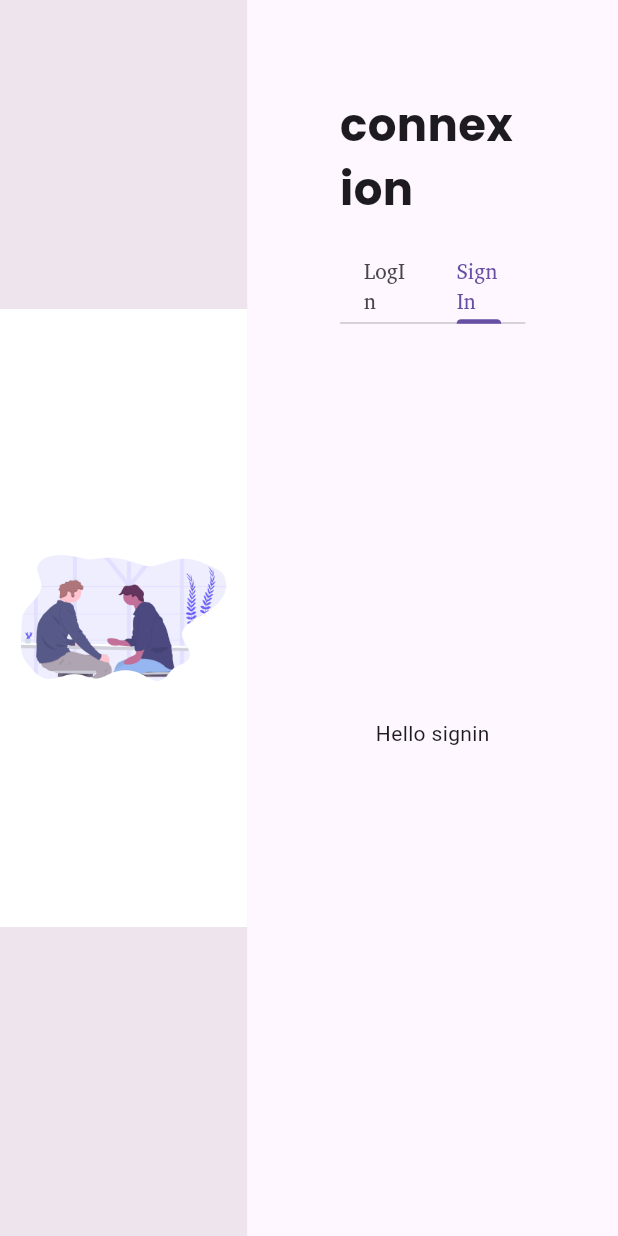
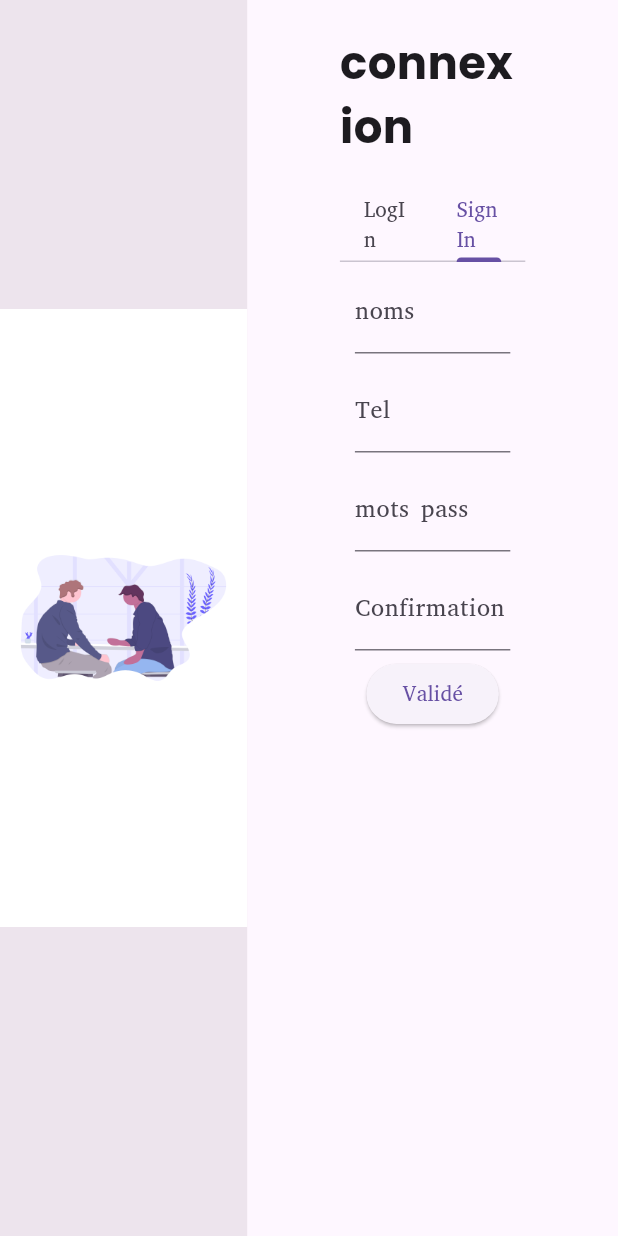
Before and after one commit to Figeral/Tikar, a Flutter app: the Authenticate screen opened directly, tab 2 chosen, on a phone screen of 412 x 824 dp. Run offline on Flutter 3.47's test engine with Material 3 defaults, Android fonts, the phone set to English and light mode, and no system bars; our stand-ins replace smooth_page_indicator; missing offline and left inert: window_manager.

Commit message:
continue the authentication functionality and validator a profile picture must be part of the signin confirmation is done by mail

```diff
--- a/lib/main.dart
+++ b/lib/main.dart
@@ -29,9 +29,10 @@ class MyApp extends StatelessWidget {
 
   @override
   Widget build(BuildContext context) {
-    return const MaterialApp(
+    return MaterialApp(
       debugShowCheckedModeBanner: false,
-      home: Home(),
+      home: const Home(),
+      theme: ThemeData(fontFamily: "AbyssinicaSIL"),
     );
   }
 }
--- a/lib/view/desktop/pages/landing/authentification/authenticate.dart
+++ b/lib/view/desktop/pages/landing/authentification/authenticate.dart
@@ -54,7 +54,8 @@ class _AuthenticateState extends State<Authenticate>
               width: sWidth * 0.6,
               height: sHeight,
               child: Padding(
-                padding: EdgeInsets.all(sWidth * 0.15),
+                padding: EdgeInsets.fromLTRB(
+                    sWidth * 0.15, sWidth * 0.05, sWidth * 0.15, sWidth * 0.15),
                 child: Column(
                   // mainAxisAlignment: MainAxisAlignment.end,
                   // crossAxisAlignment: CrossAxisAlignment.center,
@@ -82,7 +83,7 @@ class _AuthenticateState extends State<Authenticate>
                           children: const [
                             //Center(child: Text("Hello Login")),
                             Login(),
-                            Center(child: Text("Hello signin"))
+                            SignIn()
                           ],
                         ),
                       ),
--- a/lib/view/desktop/pages/landing/authentification/pages/signin.dart
+++ b/lib/view/desktop/pages/landing/authentification/pages/signin.dart
@@ -7,9 +7,45 @@ class SignIn extends StatefulWidget {
   State<SignIn> createState() => _SignInState();
 }
 
+final _formKey = GlobalKey<FormState>();
+
 class _SignInState extends State<SignIn> {
   @override
   Widget build(BuildContext context) {
-    return Container();
+    return Scaffold(
+      body: SingleChildScrollView(
+        child: Form(
+          key: _formKey,
+          child: Column(
+            children: [
+              inputMaker("noms"),
+              inputMaker("Tel"),
+              inputMaker("mots pass"),
+              inputMaker("Confirmation"),
+              ElevatedButton(
+                onPressed: () {},
+                style: const ButtonStyle(),
+                child: const Text("Validé"),
+              )
+            ],
+          ),
+        ),
+      ),
+    );
   }
 }
+
+Padding inputMaker(String text) {
+  return Padding(
+    padding: const EdgeInsets.fromLTRB(10, 5, 10, 5),
+    child: TextFormField(
+      validator: (value) {
+        if (value == null) {
+        } else {}
+      },
+      decoration: InputDecoration(
+        labelText: text,
+      ),
+    ),
+  );
+}
--- a/pubspec.yaml
+++ b/pubspec.yaml
@@ -39,6 +39,7 @@ dependencies:
   shimmer_animation: ^2.1.0+1
   video_player: ^2.8.6
   window_manager: ^0.3.8
+  image_picker: ^1.0.8
 
 dev_dependencies:
   flutter_test:
```
Also changed, not shown: pubspec.lock, 5 other files.
